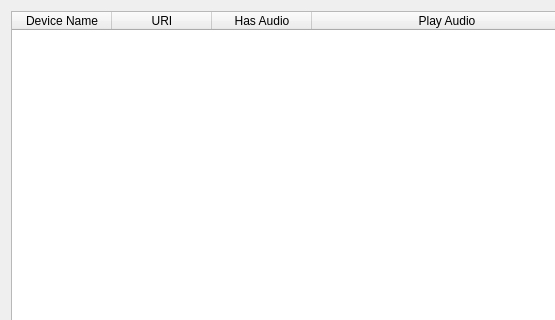
First picture: the form in share/ui/streamsconfig.ui, repository webcamoid/webcamoid, before the edit; both pictures show x 0 to 555 and y 0 to 320 of the 640 by 480 pixel window.
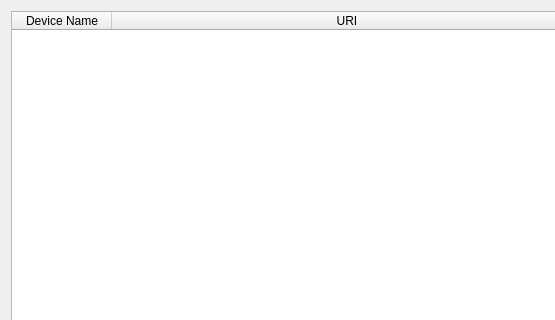
Second picture: the form after the edit. Icons and pictures are not drawn.

```diff
--- a/share/ui/streamsconfig.ui
+++ b/share/ui/streamsconfig.ui
@@ -104,16 +104,6 @@
        <string>URI</string>
       </property>
      </column>
-     <column>
-      <property name="text">
-       <string>Has Audio</string>
-      </property>
-     </column>
-     <column>
-      <property name="text">
-       <string>Play Audio</string>
-      </property>
-     </column>
     </widget>
    </item>
   </layout>
```
